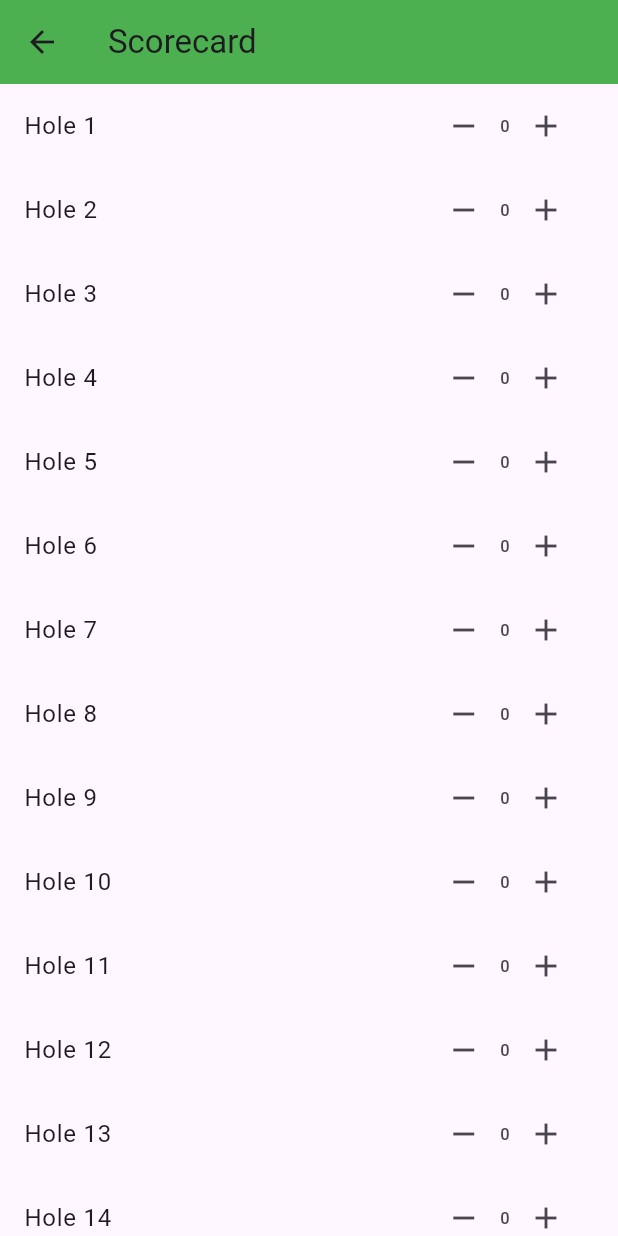
After one commit to josephaycock/golf_app, a Flutter app: the ScorecardScreen screen opened directly, on a phone screen of 412 x 824 dp. The commit adds this screen. Run offline on Flutter 3.47's test engine with Material 3 defaults, Android fonts, the phone set to English and light mode, and no system bars; our stand-ins replace cloud_firestore, firebase_auth, firebase_core; accounts and stored records are empty.

Commit message:
Add scorecard screen and navigation button

```diff
--- /dev/null
+++ b/lib/frontend/screens/scorecard.dart
@@ -0,0 +1,52 @@
+import 'package:flutter/material.dart';
+
+class ScorecardScreen extends StatefulWidget {
+  const ScorecardScreen({super.key});
+
+  @override
+  State<ScorecardScreen> createState() => _ScorecardScreenState();
+}
+
+class _ScorecardScreenState extends State<ScorecardScreen> {
+  final List<int> scores = List.filled(18, 0); // 18 holes
+
+  @override
+  Widget build(BuildContext context) {
+    return Scaffold(
+      appBar: AppBar(
+        title: const Text('Scorecard'),
+        backgroundColor: Colors.green,
+      ),
+      body: ListView.builder(
+        itemCount: scores.length,
+        itemBuilder: (context, index) {
+          return ListTile(
+            title: Text('Hole ${index + 1}'),
+            trailing: Row(
+              mainAxisSize: MainAxisSize.min,
+              children: [
+                IconButton(
+                  icon: const Icon(Icons.remove),
+                  onPressed: () {
+                    setState(() {
+                      if (scores[index] > 0) scores[index]--;
+                    });
+                  },
+                ),
+                Text(scores[index].toString()),
+                IconButton(
+                  icon: const Icon(Icons.add),
+                  onPressed: () {
+                    setState(() {
+                      scores[index]++;
+                    });
+                  },
+                ),
+              ],
+            ),
+          );
+        },
+      ),
+    );
+  }
+}
--- a/lib/main.dart
+++ b/lib/main.dart
@@ -1,5 +1,7 @@
 import 'package:flutter/material.dart';
 import 'frontend/screens/welcome.dart';
+import 'frontend/screens/scorecard.dart';
+
 
 void main() {
   runApp(const MyApp());
```
